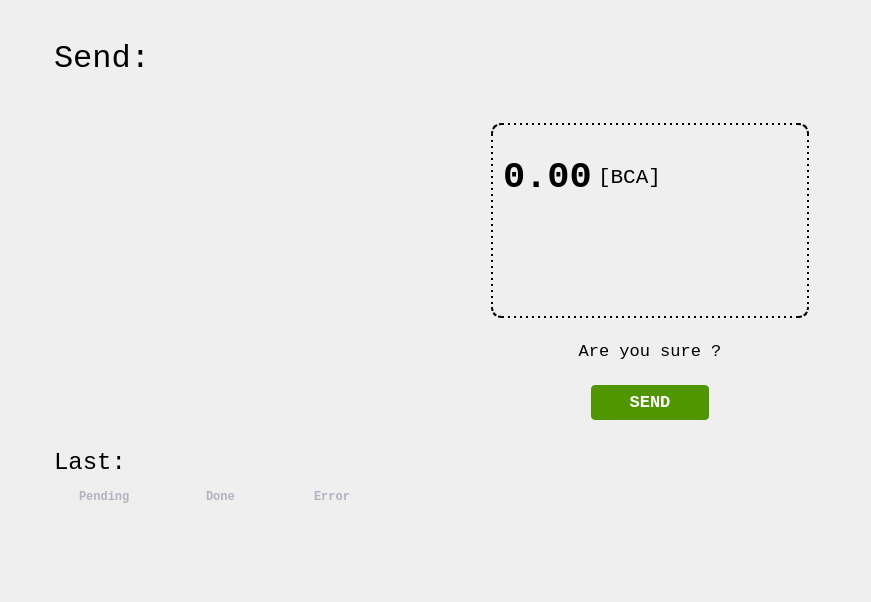
The window that src/qt/forms/sendcoinsdialog.ui (bitcoin-atom/bitcoin-atom) describes before a commit, drawn with Qt 5.
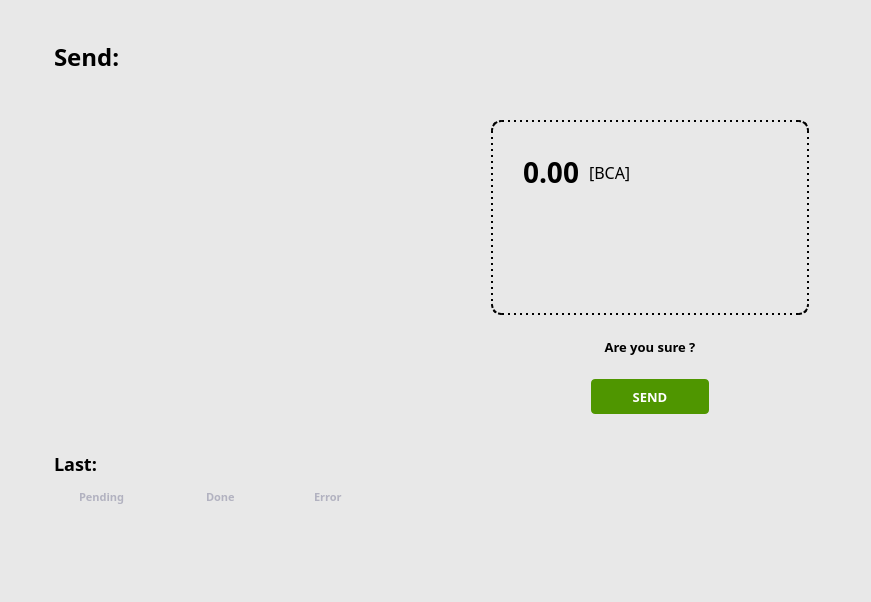
The same window after the commit. Icons and pictures are not drawn.

What changed in the file:
```diff
--- a/src/qt/forms/sendcoinsdialog.ui
+++ b/src/qt/forms/sendcoinsdialog.ui
@@ -13,21 +13,24 @@
   <property name="windowTitle">
    <string>Send Coins</string>
   </property>
+  <property name="styleSheet">
+   <string notr="true">background-color: #e8e8e8;</string>
+  </property>
   <layout class="QVBoxLayout" name="verticalLayout_4">
    <property name="spacing">
     <number>0</number>
    </property>
    <property name="leftMargin">
-    <number>54</number>
+    <number>0</number>
    </property>
    <property name="topMargin">
-    <number>40</number>
+    <number>0</number>
    </property>
    <property name="rightMargin">
-    <number>62</number>
+    <number>0</number>
    </property>
    <property name="bottomMargin">
-    <number>40</number>
+    <number>0</number>
    </property>
    <item>
     <widget class="QFrame" name="frameSend">
@@ -45,16 +48,16 @@
        <number>0</number>
       </property>
       <property name="leftMargin">
-       <number>0</number>
+       <number>54</number>
       </property>
       <property name="topMargin">
-       <number>0</number>
+       <number>40</number>
       </property>
       <property name="rightMargin">
-       <number>0</number>
+       <number>62</number>
       </property>
       <property name="bottomMargin">
-       <number>0</number>
+       <number>40</number>
       </property>
       <item>
        <layout class="QHBoxLayout" name="horizontalLayout">
@@ -68,12 +71,17 @@
          <widget class="QLabel" name="label">
           <property name="font">
            <font>
-            <family>Liberation Mono</family>
-            <pointsize>24</pointsize>
-            <weight>50</weight>
-            <bold>false</bold>
+            <family>Roboto Mono</family>
+            <pointsize>-1</pointsize>
+            <weight>62</weight>
+            <bold>true</bold>
            </font>
           </property>
+          <property name="styleSheet">
+           <string notr="true">font-family: &quot;Roboto Mono&quot;;
+font-size: 24px;
+font-weight: 500;</string>
+          </property>
           <property name="text">
            <string>Send:</string>
           </property>
@@ -135,6 +143,7 @@
              <string notr="true">QWidget#sendCardBorder { 
 	border: 2px dotted #000000;
 	border-radius: 10px;
+	background-color: transparent;
 }</string>
             </property>
             <widget class="QWidget" name="sendCardBg" native="true">
@@ -166,51 +175,142 @@
              </property>
              <property name="styleSheet">
               <string notr="true">QWidget#sendCardBg { 
+	background-color: transparent;
 	border-image: url(:/icons/total_send_card_bg);
 }</string>
              </property>
-             <widget class="QWidget" name="horizontalLayoutWidget">
+             <widget class="QFrame" name="frameTotal2">
               <property name="geometry">
                <rect>
-                <x>10</x>
+                <x>30</x>
                 <y>30</y>
-                <width>301</width>
-                <height>44</height>
+                <width>258</width>
+                <height>41</height>
                </rect>
               </property>
-              <layout class="QHBoxLayout" name="horizontalLayout_4">
-               <item>
+              <property name="sizePolicy">
+               <sizepolicy hsizetype="Fixed" vsizetype="Fixed">
+                <horstretch>0</horstretch>
+                <verstretch>0</verstretch>
+               </sizepolicy>
+              </property>
+              <property name="styleSheet">
+               <string notr="true">background-color: transparent;</string>
+              </property>
+              <property name="frameShape">
+               <enum>QFrame::NoFrame</enum>
+              </property>
+              <property name="frameShadow">
+               <enum>QFrame::Raised</enum>
+              </property>
+              <layout class="QHBoxLayout" name="frameTotalLayout">
+               <property name="spacing">
+                <number>0</number>
+               </property>
+               <property name="leftMargin">
+                <number>0</number>
+               </property>
+               <property name="topMargin">
+                <number>0</number>
+               </property>
+               <property name="rightMargin">
+                <number>0</number>
+               </property>
+               <property name="bottomMargin">
+                <number>0</number>
+               </property>
+               <item alignment="Qt::AlignBottom">
                 <widget class="QLabel" name="labelBalance">
+                 <property name="sizePolicy">
+                  <sizepolicy hsizetype="Preferred" vsizetype="Fixed">
+                   <horstretch>0</horstretch>
+                   <verstretch>0</verstretch>
+                  </sizepolicy>
+                 </property>
+                 <property name="minimumSize">
+                  <size>
+                   <width>0</width>
+                   <height>41</height>
+                  </size>
+                 </property>
+                 <property name="maximumSize">
+                  <size>
+                   <width>16777215</width>
+                   <height>41</height>
+                  </size>
+                 </property>
                  <property name="font">
                   <font>
-                   <family>Liberation Mono</family>
-                   <pointsize>28</pointsize>
-                   <weight>75</weight>
+                   <family>Roboto Mono</family>
+                   <pointsize>-1</pointsize>
+                   <weight>87</weight>
                    <bold>true</bold>
                   </font>
                  </property>
+                 <property name="autoFillBackground">
+                  <bool>false</bool>
+                 </property>
+                 <property name="styleSheet">
+                  <string notr="true">background-color: transparent;
+font-family: &quot;Roboto Mono&quot;;
+font-size: 28px;
+font-weight: 700;</string>
+                 </property>
                  <property name="text">
                   <string>0.00</string>
                  </property>
+                 <property name="textFormat">
+                  <enum>Qt::AutoText</enum>
+                 </property>
+                 <property name="scaledContents">
+                  <bool>false</bool>
+                 </property>
+                 <property name="alignment">
+                  <set>Qt::AlignLeading|Qt::AlignLeft|Qt::AlignVCenter</set>
+                 </property>
                 </widget>
                </item>
                <item>
-                <widget class="QLabel" name="label_10">
+                <widget class="QLabel" name="label_9">
                  <property name="sizePolicy">
-                  <sizepolicy hsizetype="Expanding" vsizetype="Preferred">
+                  <sizepolicy hsizetype="Expanding" vsizetype="Fixed">
                    <horstretch>0</horstretch>
                    <verstretch>0</verstretch>
                   </sizepolicy>
                  </property>
+                 <property name="minimumSize">
+                  <size>
+                   <width>0</width>
+                   <height>41</height>
+                  </size>
+                 </property>
+                 <property name="maximumSize">
+                  <size>
+                   <width>16777215</width>
+                   <height>41</height>
+                  </size>
+                 </property>
                  <property name="font">
                   <font>
-                   <family>Liberation Mono</family>
-                   <pointsize>16</pointsize>
+                   <family>Roboto Mono</family>
+                   <pointsize>-1</pointsize>
+                   <weight>50</weight>
+                   <bold>false</bold>
                   </font>
                  </property>
+                 <property name="styleSheet">
+                  <string notr="true">background-color: transparent;
+font-family: &quot;Roboto Mono&quot;;
+font-size: 16px;
+font-weight: 400;
+padding-left: 5px;</string>
+                 </property>
                  <property name="text">
                   <string>[BCA]</string>
                  </property>
+                 <property name="alignment">
+                  <set>Qt::AlignLeading|Qt::AlignLeft|Qt::AlignVCenter</set>
+                 </property>
                 </widget>
                </item>
               </layout>
@@ -222,12 +322,17 @@
            <widget class="QLabel" name="label_7">
             <property name="font">
              <font>
-              <family>Liberation Mono</family>
-              <pointsize>13</pointsize>
-              <weight>50</weight>
-              <bold>false</bold>
+              <family>Roboto Mono</family>
+              <pointsize>-1</pointsize>
+              <weight>62</weight>
+              <bold>true</bold>
              </font>
             </property>
+            <property name="styleSheet">
+             <string notr="true">font-family: &quot;Roboto Mono&quot;;
+font-size: 13px;
+font-weight: 500;</string>
+            </property>
             <property name="text">
              <string>Are you sure ?</string>
             </property>
@@ -258,16 +363,19 @@
             </property>
             <property name="font">
              <font>
-              <family>Liberation Mono</family>
-              <pointsize>13</pointsize>
-              <weight>75</weight>
+              <family>Roboto Mono</family>
+              <pointsize>-1</pointsize>
+              <weight>87</weight>
               <bold>true</bold>
              </font>
             </property>
             <property name="styleSheet">
              <string notr="true">background-color: #4f9600;
 color: #ffffff;
-border-radius: 4px;</string>
+border-radius: 4px;
+font-family: &quot;Roboto Mono&quot;;
+font-size: 13px;
+font-weight: 700;</string>
             </property>
             <property name="text">
              <string>SEND</string>
@@ -316,12 +424,17 @@
          <widget class="QLabel" name="label_2">
           <property name="font">
            <font>
-            <family>Liberation Mono</family>
-            <pointsize>18</pointsize>
-            <weight>50</weight>
-            <bold>false</bold>
+            <family>Roboto Mono</family>
+            <pointsize>-1</pointsize>
+            <weight>62</weight>
+            <bold>true</bold>
            </font>
           </property>
+          <property name="styleSheet">
+           <string notr="true">font-family: &quot;Roboto Mono&quot;;
+font-size: 18px;
+font-weight: 500;</string>
+          </property>
           <property name="text">
            <string>Last:</string>
           </property>
@@ -387,13 +500,17 @@
             </property>
             <property name="font">
              <font>
-              <family>Liberation Mono</family>
-              <weight>75</weight>
+              <family>Roboto Mono</family>
+              <pointsize>-1</pointsize>
+              <weight>87</weight>
               <bold>true</bold>
              </font>
             </property>
             <property name="styleSheet">
-             <string notr="true">color: #b2b2c0;</string>
+             <string notr="true">color: #b2b2c0;
+font-family: &quot;Roboto Mono&quot;;
+font-size: 11px;
+font-weight: 700;</string>
             </property>
             <property name="text">
              <string>Pending</string>
@@ -449,13 +566,17 @@
             </property>
             <property name="font">
              <font>
-              <family>Liberation Mono</family>
-              <weight>75</weight>
+              <family>Roboto Mono</family>
+              <pointsize>-1</pointsize>
+              <weight>87</weight>
               <bold>true</bold>
              </font>
             </property>
             <property name="styleSheet">
-             <string notr="true">color: #b2b2c0;</string>
+             <string notr="true">color: #b2b2c0;
+font-family: &quot;Roboto Mono&quot;;
+font-size: 11px;
+font-weight: 700;</string>
             </property>
             <property name="text">
              <string>Done</string>
@@ -511,13 +632,17 @@
             </property>
             <property name="font">
              <font>
-              <family>Liberation Mono</family>
-              <weight>75</weight>
+              <family>Roboto Mono</family>
+              <pointsize>-1</pointsize>
+              <weight>87</weight>
               <bold>true</bold>
              </font>
             </property>
             <property name="styleSheet">
-             <string notr="true">color: #b2b2c0;</string>
+             <string notr="true">color: #b2b2c0;
+font-family: &quot;Roboto Mono&quot;;
+font-size: 11px;
+font-weight: 700;</string>
             </property>
             <property name="text">
              <string>Error</string>
```
